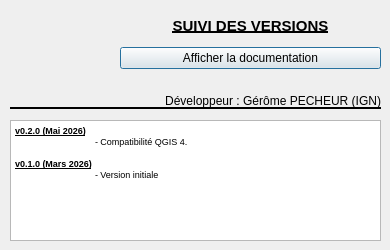
Above: dial/aproposde.ui from IGNF/boite_outils-qgis-plugin before the change. Below: the same form after it.
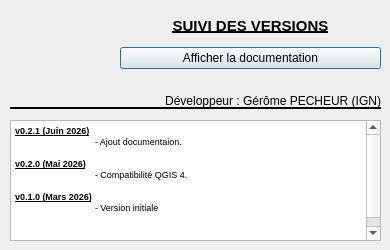
That is the form after the change. Icons and pictures are not drawn.

Commit message: maj a_propos

What changed in the file:
```diff
--- a/dial/aproposde.ui
+++ b/dial/aproposde.ui
@@ -100,6 +100,9 @@
 &lt;html&gt;&lt;head&gt;&lt;meta name=&quot;qrichtext&quot; content=&quot;1&quot; /&gt;&lt;style type=&quot;text/css&quot;&gt;
 p, li { white-space: pre-wrap; }
 &lt;/style&gt;&lt;/head&gt;&lt;body style=&quot; font-family:'MS Shell Dlg 2'; font-size:8.25pt; font-weight:400; font-style:normal;&quot;&gt;
+&lt;p style=&quot; margin-top:0px; margin-bottom:0px; margin-left:0px; margin-right:0px; -qt-block-indent:0; text-indent:0px;&quot;&gt;&lt;span style=&quot; font-size:7pt; font-weight:600; text-decoration: underline;&quot;&gt;v0.2.1 (Juin 2026)&lt;/span&gt;&lt;/p&gt;
+&lt;p style=&quot; margin-top:0px; margin-bottom:0px; margin-left:0px; margin-right:0px; -qt-block-indent:0; text-indent:0px;&quot;&gt;&lt;span style=&quot; font-size:7pt;&quot;&gt;	- Ajout documentaion.&lt;/span&gt;&lt;/p&gt;
+&lt;p style=&quot;-qt-paragraph-type:empty; margin-top:0px; margin-bottom:0px; margin-left:0px; margin-right:0px; -qt-block-indent:0; text-indent:0px; font-size:7pt;&quot;&gt;&lt;br /&gt;&lt;/p&gt;
 &lt;p style=&quot; margin-top:0px; margin-bottom:0px; margin-left:0px; margin-right:0px; -qt-block-indent:0; text-indent:0px;&quot;&gt;&lt;span style=&quot; font-size:7pt; font-weight:600; text-decoration: underline;&quot;&gt;v0.2.0 (Mai 2026)&lt;/span&gt;&lt;/p&gt;
 &lt;p style=&quot; margin-top:0px; margin-bottom:0px; margin-left:0px; margin-right:0px; -qt-block-indent:0; text-indent:0px;&quot;&gt;&lt;span style=&quot; font-size:7pt;&quot;&gt;	- Compatibilité QGIS 4.&lt;/span&gt;&lt;/p&gt;
 &lt;p style=&quot;-qt-paragraph-type:empty; margin-top:0px; margin-bottom:0px; margin-left:0px; margin-right:0px; -qt-block-indent:0; text-indent:0px; font-size:7pt;&quot;&gt;&lt;br /&gt;&lt;/p&gt;
```
The commit also changes 1 other file.
